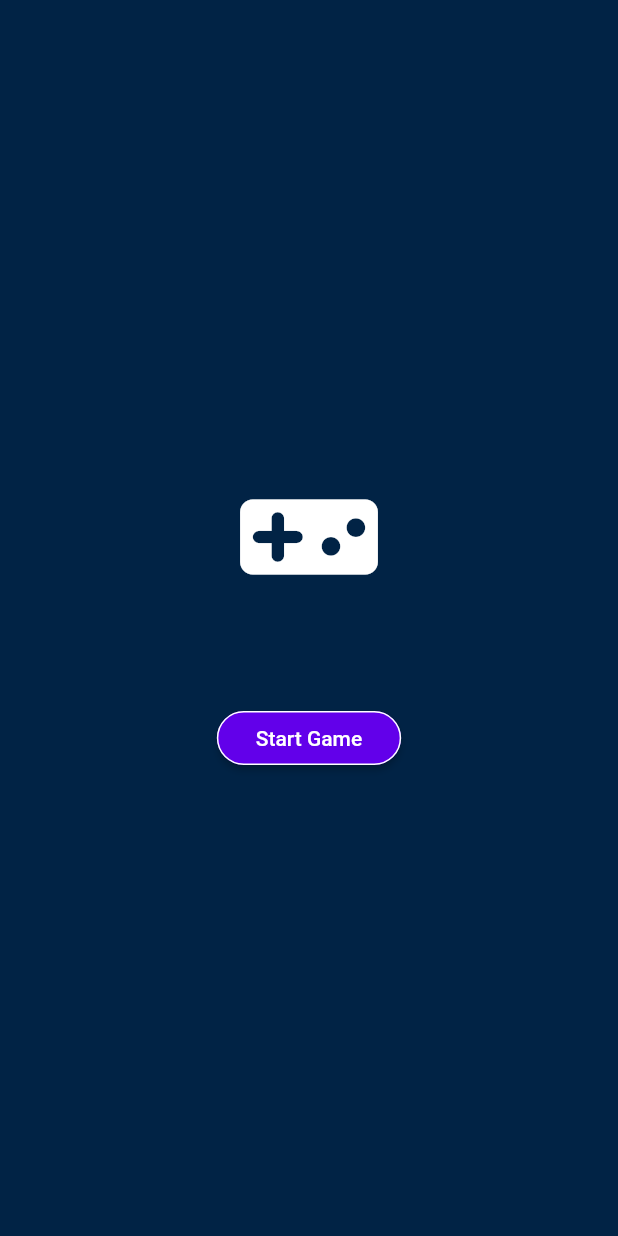
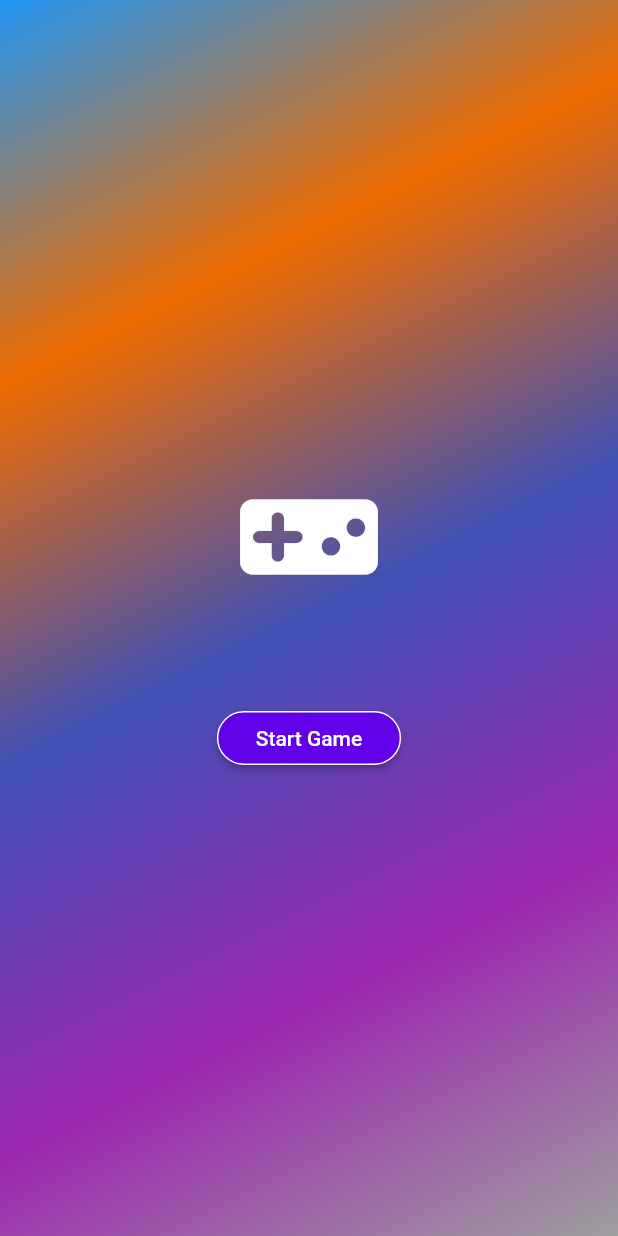
Before and after one commit to pktintali/fl_puzz, a Flutter app: the screen it shows after launch, on a phone screen of 412 x 824 dp. Run offline on Flutter 3.47's test engine with Material 2 defaults, Android fonts, the phone set to English and light mode, and no system bars.

Commit message:
color change and little update

```diff
--- a/lib/pages/home_page.dart
+++ b/lib/pages/home_page.dart
@@ -11,6 +11,7 @@ class HomePage extends StatelessWidget {
   Widget build(BuildContext context) {
     return Consumer<ElementProvider>(builder: (c, eP, _) {
       return Scaffold(
+        backgroundColor: const Color(0xFF012345),
         floatingActionButton: DropdownButton<int>(
           hint: const Text('Size'),
           iconEnabledColor: Colors.white,
@@ -46,7 +47,7 @@ class HomePage extends StatelessWidget {
             });
           },
         ),
-        backgroundColor: const Color(0xFF012345),
+        // backgroundColor: const Color(0xFF012345),
         body: SingleChildScrollView(
           child: Column(
             children: [
@@ -93,7 +94,8 @@ class HomePage extends StatelessWidget {
                     }
                     eP.setRotation(5);
                     eP.refreshGame(eP.size);
-                    await Future.delayed(const Duration(milliseconds: 400), () {
+                    await Future.delayed(const Duration(milliseconds: 400),
+                        () {
                       eP.resetPadding();
                       eP.resetRotation();
                     });
--- a/lib/pages/welcome_page.dart
+++ b/lib/pages/welcome_page.dart
@@ -7,8 +7,21 @@ class WelcomePage extends StatelessWidget {
   @override
   Widget build(BuildContext context) {
     return Scaffold(
-      backgroundColor: const Color(0xFF012345),
-      body: Column(
+      // backgroundColor: const Color(0xFF012345),
+      body: Container(
+        decoration: BoxDecoration(
+            gradient: LinearGradient(
+          colors: [
+            Colors.blue,
+            Colors.orange.shade800,
+            Colors.indigo,
+            Colors.purple,
+            Colors.grey,
+          ],
+          begin: Alignment.topLeft,
+          end: Alignment.bottomRight,
+        )),
+        child: Column(
           mainAxisAlignment: MainAxisAlignment.center,
           children: [
             const Center(
@@ -42,6 +55,7 @@ class WelcomePage extends StatelessWidget {
             ),
           ],
         ),
+      ),
     );
   }
 }
--- a/lib/providers/element_provider.dart
+++ b/lib/providers/element_provider.dart
@@ -100,7 +100,6 @@ class ElementProvider extends ChangeNotifier {
   }
 
   void checkCompletion() {
-    print(steps);
     bool t1 = false, t2 = true, t3 = true;
     if (board[0][size - 1] == 0 ||
         board[size - 1][size - 1] == 0 ||
```
Lines whose indentation alone changed are shown as unchanged.
